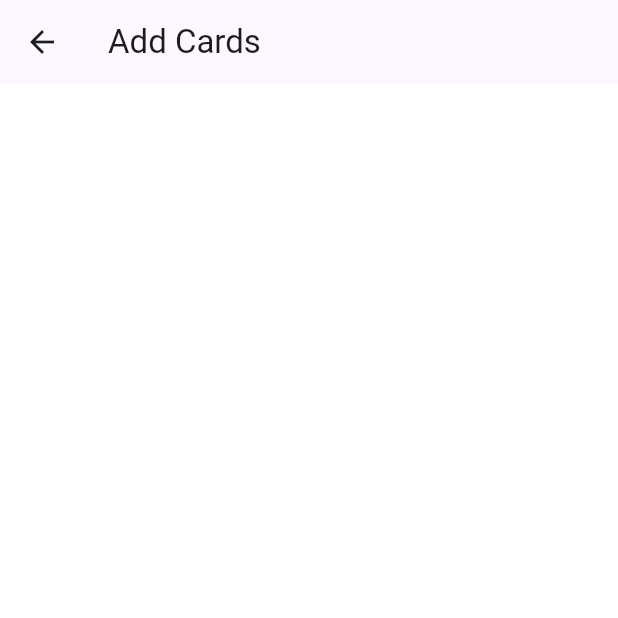
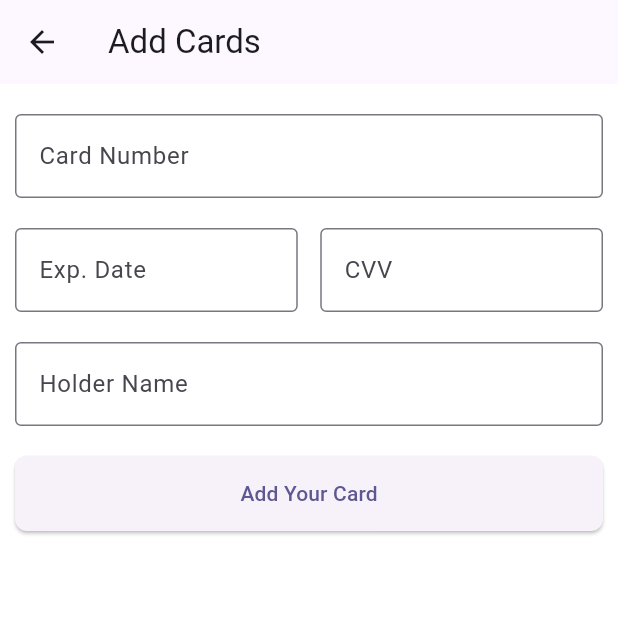
Before and after one commit to MujahidAmin1/expense_trackerv2, a Flutter app: the AddCard screen opened directly, on a phone screen of 412 x 824 dp, the top half of it. Run offline on Flutter 3.47's test engine with Material 3 defaults, Android fonts, the phone set to English and light mode, and no system bars; our stand-ins replace hive, hive_flutter; missing offline and left inert: pattern_formatter; accounts and stored records are empty.

Commit message:
changed to one card per user

```diff
--- a/lib/main.dart
+++ b/lib/main.dart
@@ -10,6 +10,7 @@ import 'models/transaction.dart';
 void main() async{
   WidgetsFlutterBinding.ensureInitialized();
   Hive.registerAdapter(TransactionAdapter());
+  Hive.registerAdapter(CreditAdapter());
   final transactionProvider = TransactionProvider();
   await transactionProvider.initializeDB();
 
--- a/lib/models/transaction.dart
+++ b/lib/models/transaction.dart
@@ -18,3 +18,18 @@ class Transaction extends HiveObject{
 
   Transaction({required this.biller, required this.billerDetail, required this.date, this.isExpense, required this.amount});
 }
+
+@HiveType(typeId: 1)
+class Credit extends HiveObject {
+  @HiveField(0)
+  String? holderName;
+  @HiveField(1)
+  double? balance = 0.0;
+  @HiveField(2)
+  String? cardNumber;
+  @HiveField(3)
+  String? expDate;
+  @HiveField(4)
+  String? cvv;
+  Credit({required this.holderName, required this.cardNumber, required this.expDate, this.balance = 0.0, required this.cvv});
+}
--- a/lib/providers/transaction_provider.dart
+++ b/lib/providers/transaction_provider.dart
@@ -2,9 +2,12 @@ import 'package:expensetrackerv2/models/transaction.dart';
 import 'package:flutter/material.dart';
 import 'package:hive_flutter/adapters.dart';
 
-class TransactionProvider extends ChangeNotifier{
+class TransactionProvider extends ChangeNotifier {
   Transaction? transaction;
+  Credit? creditCard;
   late Box<Transaction> _transactionBox;
+  late Box<Credit> _creditBox;
+  Box<Credit> get creditBox => _creditBox;
   List<Transaction> _transactionList = [];
   List<Transaction> get transactionList => _transactionList;
   List<Transaction> sortedTransactions = [];
@@ -13,41 +16,54 @@ class TransactionProvider extends ChangeNotifier{
   TransactionProvider() {
     initializeDB();
   }
-  Future<void> initializeDB()async{
+
+  Future<void> initializeDB() async {
     await Hive.initFlutter();
     _transactionBox = await Hive.openBox('transactionBox');
+    _creditBox = await Hive.openBox('creditBox');
+    creditCard = _creditBox.get('card');
     _transactionList = _transactionBox.values.toList();
     sortedTransactions.addAll(transactionList);
 
     notifyListeners();
   }
-  Future<void> addTransact(Transaction transaction)async{
+
+  Future<void> addTransact(Transaction transaction) async {
     await _transactionBox.add(transaction);
     _transactionList.add(transaction);
     updateSortedTransactions();
     notifyListeners();
   }
-  Future<void> editTransact(int index, Transaction transaction)async{
+
+  Future<void> editTransact(int index, Transaction transaction) async {
     await _transactionBox.putAt(index, transaction);
     _transactionList[index] = transaction;
     updateSortedTransactions();
     notifyListeners();
   }
-  Future<void> deleteTransact(int index)async{
+
+  Future<void> deleteTransact(int index) async {
     await _transactionBox.deleteAt(index);
     _transactionList.removeAt(index);
     updateSortedTransactions();
 
     notifyListeners();
   }
- void sort(List<Transaction> sort){
+
+  void sort(List<Transaction> sort) {
     sortedTransactions = sort;
     notifyListeners();
   }
+
   // Helper method to update sortedTransactions based on _transactionList
   void updateSortedTransactions() {
     sortedTransactions = List.from(_transactionList);
     notifyListeners();
   }
 
+  Future<void> createCard(Credit creditCard) async {
+    await _creditBox.put('card', creditCard);
+     this.creditCard = creditCard;
+    notifyListeners();
   }
+}
--- a/lib/screens/add_card.dart
+++ b/lib/screens/add_card.dart
@@ -1,14 +1,106 @@
+import 'package:expensetrackerv2/models/transaction.dart';
+import 'package:expensetrackerv2/providers/transaction_provider.dart';
 import 'package:flutter/material.dart';
+import 'package:provider/provider.dart';
 
-class AddCard extends StatelessWidget {
+class AddCard extends StatefulWidget {
   const AddCard({super.key});
 
   @override
+  State<AddCard> createState() => _AddCardState();
+}
+
+TextEditingController? cardNumberController;
+TextEditingController? holderNameController;
+TextEditingController? cvvController;
+TextEditingController? expDateController;
+
+class _AddCardState extends State<AddCard> {
+  @override
+  void initState() {
+    cardNumberController = TextEditingController();
+    holderNameController = TextEditingController();
+    cvvController = TextEditingController();
+    expDateController = TextEditingController();
+    super.initState();
+  }
+
+  @override
   Widget build(BuildContext context) {
+    var creditProvider = Provider.of<TransactionProvider>(context);
     return Scaffold(
       appBar: AppBar(
         title: const Text("Add Cards"),
       ),
+      body: Padding(
+        padding: const EdgeInsets.symmetric(horizontal: 10),
+        child: Column(
+          children: [
+            const SizedBox(height: 20),
+            TextField(
+              controller: cardNumberController,
+              decoration: const InputDecoration(
+                labelText: 'Card Number',
+                hintText: '123xxx',
+                border: OutlineInputBorder(),
+              ),
+            ),
+            const SizedBox(height: 20),
+            Row(
+              children: [
+                Flexible(
+                  child: TextField(
+                    controller: expDateController,
+                    decoration: const InputDecoration(
+                      labelText: 'Exp. Date',
+                      hintText: 'MM/YY',
+                      border: OutlineInputBorder(),
+                    ),
+                  ),
+                ),
+                const SizedBox(width: 15),
+                Flexible(
+                  child: TextField(
+                    controller: cvvController,
+                    decoration: const InputDecoration(
+                      labelText: 'CVV',
+                      hintText: '123',
+                      border: OutlineInputBorder(),
+                    ),
+                  ),
+                ),
+              ],
+            ),
+            const SizedBox(height: 20),
+            TextField(
+              controller: holderNameController,
+              decoration: const InputDecoration(
+                labelText: 'Holder Name',
+                hintText: 'e.g John Doe',
+                border: OutlineInputBorder(),
+              ),
+            ),
+            const SizedBox(height: 20),
+            ElevatedButton(
+              onPressed: () {
+                final credit = Credit(
+                  holderName: holderNameController!.text,
+                  cardNumber: cardNumberController!.text,
+                  expDate: expDateController!.text,
+                  cvv: cvvController!.text,
+                );
+                creditProvider.createCard(credit);
+              },
+              style: ElevatedButton.styleFrom(
+                minimumSize: const Size(400, 50),
+                shape: RoundedRectangleBorder(
+                    borderRadius: BorderRadius.circular(8)), // Width and Height
+              ),
+              child: const Text('Add Your Card'),
+            )
+          ],
+        ),
+      ),
     );
   }
 }
```
Also changed, not shown: lib/screens/add_transaction.dart (+10 -5 lines), lib/screens/first_screen.dart (+33 -1 lines), lib/screens/home.dart (+2 -19 lines), lib/screens/statistics.dart (deleted, +0 -17 lines), lib/widgets/credit_card.dart (+9 -7 lines), lib/models/transaction.g.dart. Lines whose indentation alone changed are shown as unchanged.
